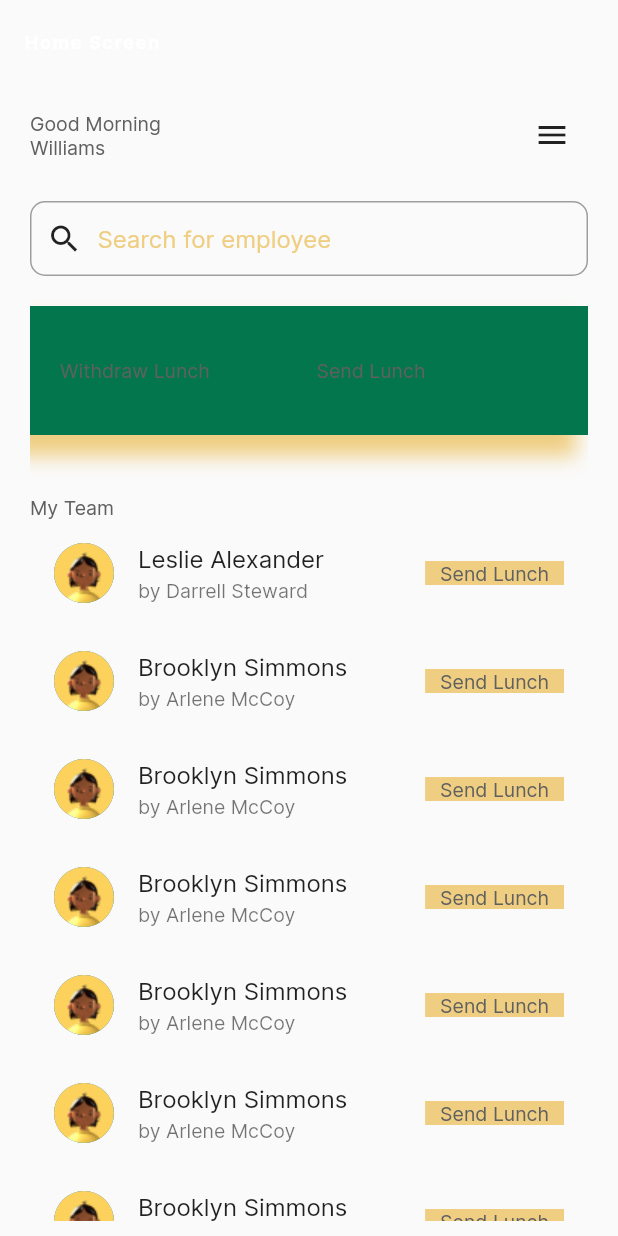
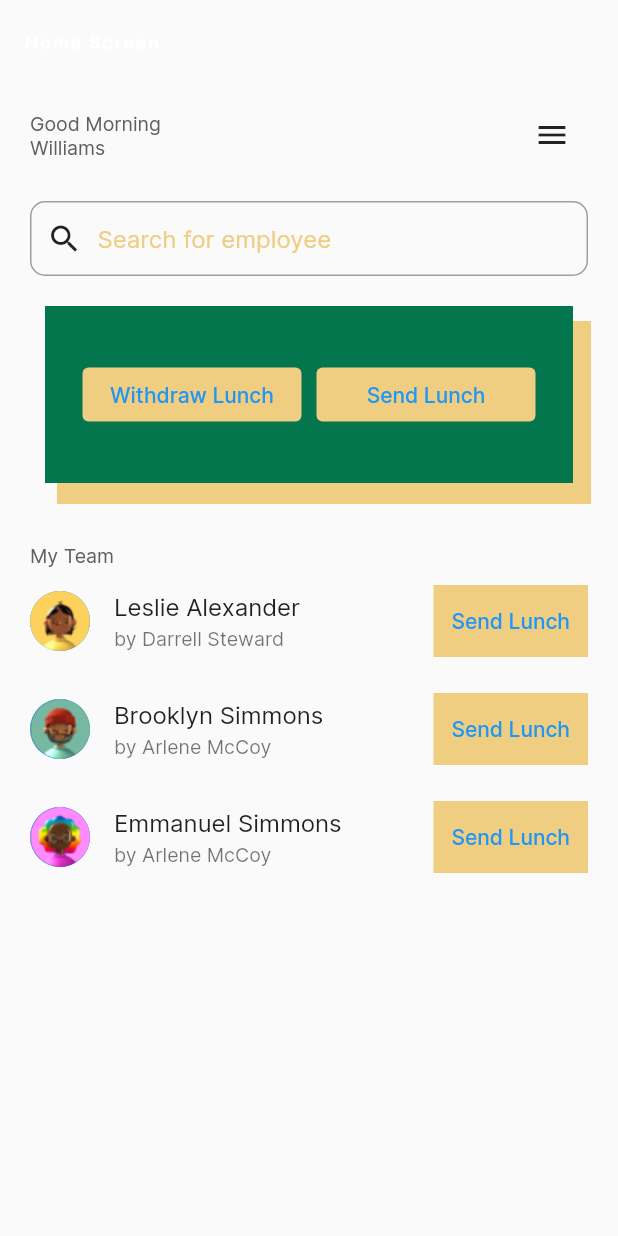
Before and after one commit to hngx-org/Eagles-food-mobile, a Flutter app: the screen it shows after launch, on a phone screen of 412 x 824 dp. Run offline on Flutter 3.47's test engine with Material 2 defaults, Android fonts, the phone set to English and light mode, and no system bars; our stand-ins replace connectivity_plus, fluttertoast, shared_preferences.

Commit message:
update to home screen and widgets

```diff
--- a/lib/models/team_data.dart
+++ b/lib/models/team_data.dart
@@ -1,9 +1,10 @@
 class TeamData {
   String senderfullName;
   String receiverfullName;
+  String image;
 
-  TeamData({
-    required this.senderfullName,
-    required this.receiverfullName,
-  });
+  TeamData(
+      {required this.senderfullName,
+      required this.receiverfullName,
+      required this.image});
 }
--- a/lib/widgets/home/lunch_actions.dart
+++ b/lib/widgets/home/lunch_actions.dart
@@ -7,33 +7,47 @@ class LunchActions extends StatelessWidget {
   @override
   Widget build(BuildContext context) {
     return Container(
+      margin: const EdgeInsets.symmetric(horizontal: 10),
       decoration: BoxDecoration(
         color: ColorUtils.Green,
         boxShadow: [
           BoxShadow(
             color: ColorUtils.Yellow,
-            blurRadius: 10.0,
+            // blurRadius: 10.0,
             spreadRadius: 2.0,
-            offset: const Offset(-10, 12.0),
+            offset: const Offset(10, 12.0),
           ),
         ],
       ),
-      padding: const EdgeInsets.symmetric(horizontal: 20, vertical: 25),
-      child: const Row(
+      padding: const EdgeInsets.symmetric(horizontal: 25, vertical: 25),
+      child: Row(
         mainAxisAlignment: MainAxisAlignment.spaceAround,
         children: [
           Expanded(
             child: Padding(
-                padding: EdgeInsets.symmetric(vertical: 10.0),
-                child: Text('Withdraw Lunch')),
+              padding: const EdgeInsets.symmetric(vertical: 10.0),
+              child: TextButton(
+                onPressed: () {},
+                style: ButtonStyle(
+                    backgroundColor:
+                        MaterialStateProperty.all(ColorUtils.Yellow)),
+                child: const Text('Withdraw Lunch'),
+              ),
+            ),
           ),
-          SizedBox(
+          const SizedBox(
             width: 10.0,
           ),
           Expanded(
             child: Padding(
-              padding: EdgeInsets.symmetric(vertical: 10.0),
-              child: Text('Send Lunch'),
+              padding: const EdgeInsets.symmetric(vertical: 10.0),
+              child: TextButton(
+                onPressed: () {},
+                style: ButtonStyle(
+                    backgroundColor:
+                        MaterialStateProperty.all(ColorUtils.Yellow)),
+                child: const Text('Send Lunch'),
+              ),
             ),
           ),
         ],
--- a/lib/widgets/home/team.dart
+++ b/lib/widgets/home/team.dart
@@ -14,39 +14,15 @@ class _TeamListState extends State<TeamList> {
     TeamData(
         senderfullName: 'Leslie Alexander',
         receiverfullName: 'Darrell Steward',
-    ),
+        image: 'assets/images/team-1.png'),
     TeamData(
         senderfullName: 'Brooklyn Simmons',
         receiverfullName: 'Arlene McCoy',
-    ),
+        image: 'assets/images/team-2.png'),
     TeamData(
-      senderfullName: 'Brooklyn Simmons',
+        senderfullName: 'Emmanuel Simmons',
         receiverfullName: 'Arlene McCoy',
-    ),
-    TeamData(
-      senderfullName: 'Brooklyn Simmons',
-      receiverfullName: 'Arlene McCoy',
-    ),
-    TeamData(
-      senderfullName: 'Brooklyn Simmons',
-      receiverfullName: 'Arlene McCoy',
-    ),
-    TeamData(
-      senderfullName: 'Brooklyn Simmons',
-      receiverfullName: 'Arlene McCoy',
-    ),
-    TeamData(
-      senderfullName: 'Brooklyn Simmons',
-      receiverfullName: 'Arlene McCoy',
-    ),
-    TeamData(
-      senderfullName: 'Brooklyn Simmons',
-      receiverfullName: 'Arlene McCoy',
-    ),
-    TeamData(
-      senderfullName: 'Brooklyn Simmons',
-      receiverfullName: 'Arlene McCoy',
-    ),
+        image: 'assets/images/team-3.png'),
   ];
 
   @override
@@ -60,16 +36,23 @@ class _TeamListState extends State<TeamList> {
           physics: const BouncingScrollPhysics(),
           itemCount: _teamList.length,
           itemBuilder: (BuildContext context, int index) {
-            return ListTile(
-              leading: const CircleAvatar(
-                backgroundImage: AssetImage('assets/images/team-1.png'),
+            return SizedBox(
+              width: double.infinity,
+              child: ListTile(
+                  contentPadding: const EdgeInsets.all(0),
+                  leading: CircleAvatar(
+                    backgroundImage: AssetImage(_teamList[index].image),
                   ),
                   title: Text(_teamList[index].senderfullName),
                   subtitle: Text('by ${_teamList[index].receiverfullName}'),
                   trailing: Container(
-                  padding: const EdgeInsets.symmetric(horizontal: 10),
+                    padding: const EdgeInsets.symmetric(horizontal: 4),
                     color: ColorUtils.Yellow,
-                  child: const Text('Send Lunch')),
+                    child: TextButton(
+                      onPressed: () {},
+                      child: const Text('Send Lunch'),
+                    ),
+                  )),
             );
           },
         )
```
Also changed, not shown: assets/images/team-2.png (added), assets/images/team-3.png (added). Lines whose indentation alone changed are shown as unchanged.
